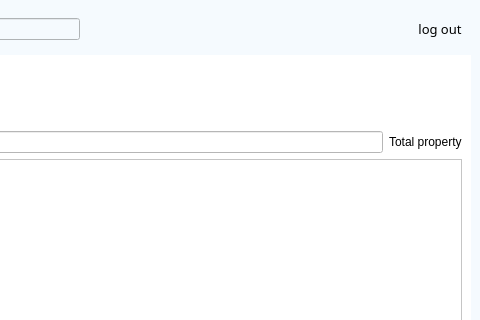
EricLi0473/CSIT314, file AgentMenu.ui: the form before one commit; both pictures show x 720 to 1200 and y 0 to 320 of the 1200 by 855 pixel window.
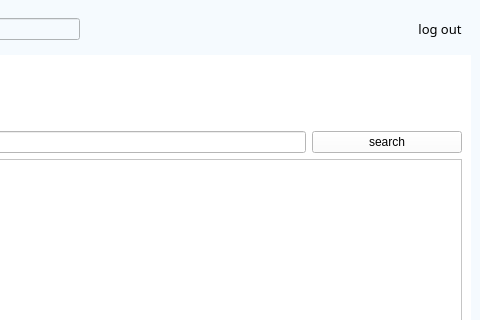
The form after the commit. The open tabs and pages were chosen to show the change. Icons and pictures are not drawn. Custom widgets are drawn as their Qt base class.

Patch:
```diff
--- a/AgentMenu.ui
+++ b/AgentMenu.ui
@@ -387,9 +387,15 @@
               </widget>
              </item>
              <item>
-              <widget class="TitleLabel" name="TitleLabel_2">
+              <widget class="PushButton" name="btn_search_user">
+               <property name="minimumSize">
+                <size>
+                 <width>150</width>
+                 <height>0</height>
+                </size>
+               </property>
                <property name="text">
-                <string>Total property</string>
+                <string>search</string>
                </property>
               </widget>
              </item>
```
Left out of the diff: 6 changed lines with no effect on the pictures.
